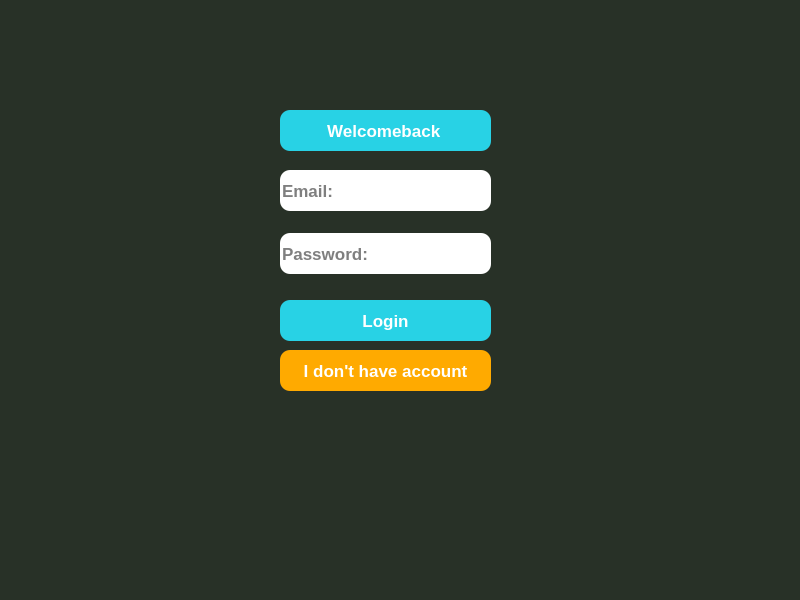
xbinh47/PTA_TungNam_DaiKhang, file ui/login.ui: the form before one commit.
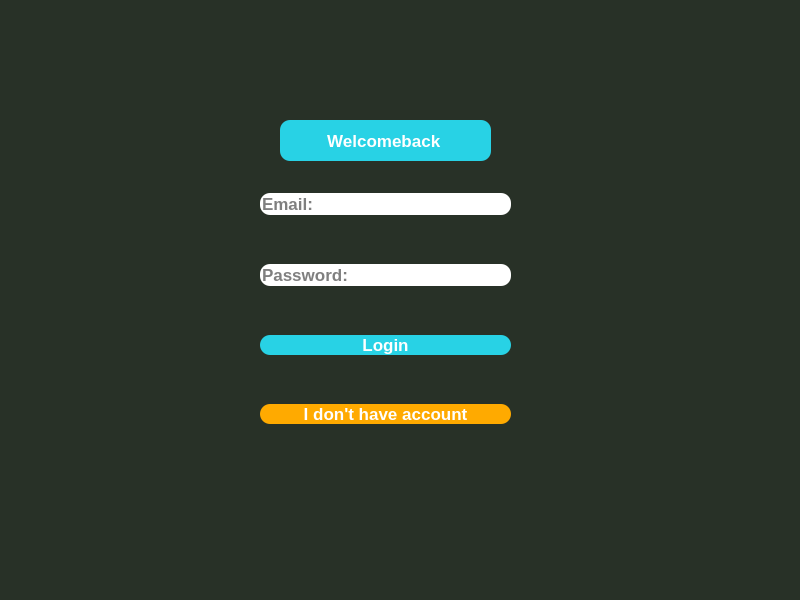
The form after the commit. Icons and pictures are not drawn.

What changed in the file:
```diff
--- a/ui/login.ui
+++ b/ui/login.ui
@@ -39,59 +39,18 @@
      <string notr="true">background-color: rgb(40, 49, 39);
 </string>
     </property>
-    <widget class="QLabel" name="label_2">
+    <widget class="QWidget" name="verticalLayoutWidget">
      <property name="geometry">
       <rect>
-       <x>280</x>
-       <y>110</y>
-       <width>211</width>
-       <height>41</height>
+       <x>260</x>
+       <y>150</y>
+       <width>251</width>
+       <height>321</height>
       </rect>
      </property>
-     <property name="font">
-      <font>
-       <pointsize>13</pointsize>
-       <bold>true</bold>
-      </font>
-     </property>
-     <property name="styleSheet">
-      <string notr="true">background-color: rgb(40, 210, 229);
-color: rgb(255, 255, 255);
-border-radius: 10px;
-</string>
-     </property>
-     <property name="text">
-      <string>          Welcomeback</string>
-     </property>
-    </widget>
-    <widget class="QLabel" name="label">
-     <property name="geometry">
-      <rect>
-       <x>330</x>
-       <y>10</y>
-       <width>100</width>
-       <height>100</height>
-      </rect>
-     </property>
-     <property name="text">
-      <string/>
-     </property>
-     <property name="pixmap">
-      <pixmap>../../../../../Pictures/Roblox/logo-removebg-preview.png</pixmap>
-     </property>
-     <property name="scaledContents">
-      <bool>true</bool>
-     </property>
-    </widget>
+     <layout class="QVBoxLayout" name="verticalLayout">
+      <item>
     <widget class="QLineEdit" name="txtEmail">
-     <property name="geometry">
-      <rect>
-       <x>280</x>
-       <y>170</y>
-       <width>211</width>
-       <height>41</height>
-      </rect>
-     </property>
      <property name="font">
       <font>
        <pointsize>13</pointsize>
@@ -110,15 +69,9 @@
       <string>Email:</string>
      </property>
     </widget>
+      </item>
+      <item>
     <widget class="QLineEdit" name="txtPass">
-     <property name="geometry">
-      <rect>
-       <x>280</x>
-       <y>233</y>
-       <width>211</width>
-       <height>41</height>
-      </rect>
-     </property>
      <property name="font">
       <font>
        <pointsize>13</pointsize>
@@ -132,19 +85,16 @@
      <property name="text">
       <string/>
      </property>
+        <property name="echoMode">
+         <enum>QLineEdit::Password</enum>
+        </property>
      <property name="placeholderText">
       <string>Password:</string>
      </property>
     </widget>
+      </item>
+      <item>
     <widget class="QPushButton" name="btn_login">
-     <property name="geometry">
-      <rect>
-       <x>280</x>
-       <y>300</y>
-       <width>211</width>
-       <height>41</height>
-      </rect>
-     </property>
      <property name="font">
       <font>
        <pointsize>13</pointsize>
@@ -160,53 +110,9 @@
       <string>Login</string>
      </property>
     </widget>
-    <widget class="QLabel" name="label_3">
-     <property name="geometry">
-      <rect>
-       <x>160</x>
-       <y>330</y>
-       <width>81</width>
-       <height>91</height>
-      </rect>
-     </property>
-     <property name="text">
-      <string/>
-     </property>
-     <property name="pixmap">
-      <pixmap>../../../../../Downloads/Screenshot_2024-03-10_151710-removebg-preview.png</pixmap>
-     </property>
-     <property name="scaledContents">
-      <bool>true</bool>
-     </property>
-    </widget>
-    <widget class="QLabel" name="label_4">
-     <property name="geometry">
-      <rect>
-       <x>0</x>
-       <y>400</y>
-       <width>800</width>
-       <height>71</height>
-      </rect>
-     </property>
-     <property name="text">
-      <string/>
-     </property>
-     <property name="pixmap">
-      <pixmap>../../../../../Pictures/Screenshots/Screenshot 2024-03-10 151309.png</pixmap>
-     </property>
-     <property name="scaledContents">
-      <bool>true</bool>
-     </property>
-    </widget>
+      </item>
+      <item>
     <widget class="QPushButton" name="btn_register">
-     <property name="geometry">
-      <rect>
-       <x>280</x>
-       <y>350</y>
-       <width>211</width>
-       <height>41</height>
-      </rect>
-     </property>
      <property name="font">
       <font>
        <pointsize>13</pointsize>
@@ -222,14 +128,53 @@
       <string>I don't have account</string>
      </property>
     </widget>
-    <zorder>label_3</zorder>
-    <zorder>label</zorder>
-    <zorder>label_2</zorder>
-    <zorder>txtEmail</zorder>
-    <zorder>txtPass</zorder>
-    <zorder>btn_login</zorder>
-    <zorder>label_4</zorder>
-    <zorder>btn_register</zorder>
+      </item>
+     </layout>
+    </widget>
+    <widget class="QLabel" name="label">
+     <property name="geometry">
+      <rect>
+       <x>340</x>
+       <y>10</y>
+       <width>101</width>
+       <height>101</height>
+      </rect>
+     </property>
+     <property name="text">
+      <string/>
+     </property>
+     <property name="pixmap">
+      <pixmap>../img/logo.png</pixmap>
+     </property>
+     <property name="scaledContents">
+      <bool>true</bool>
+     </property>
+    </widget>
+    <widget class="QLabel" name="label_2">
+     <property name="geometry">
+      <rect>
+       <x>280</x>
+       <y>120</y>
+       <width>211</width>
+       <height>41</height>
+      </rect>
+     </property>
+     <property name="font">
+      <font>
+       <pointsize>13</pointsize>
+       <bold>true</bold>
+      </font>
+     </property>
+     <property name="styleSheet">
+      <string notr="true">background-color: rgb(40, 210, 229);
+color: rgb(255, 255, 255);
+border-radius: 10px;
+</string>
+     </property>
+     <property name="text">
+      <string>          Welcomeback</string>
+     </property>
+    </widget>
    </widget>
   </widget>
  </widget>
```
Lines whose indentation alone changed are shown as unchanged.
